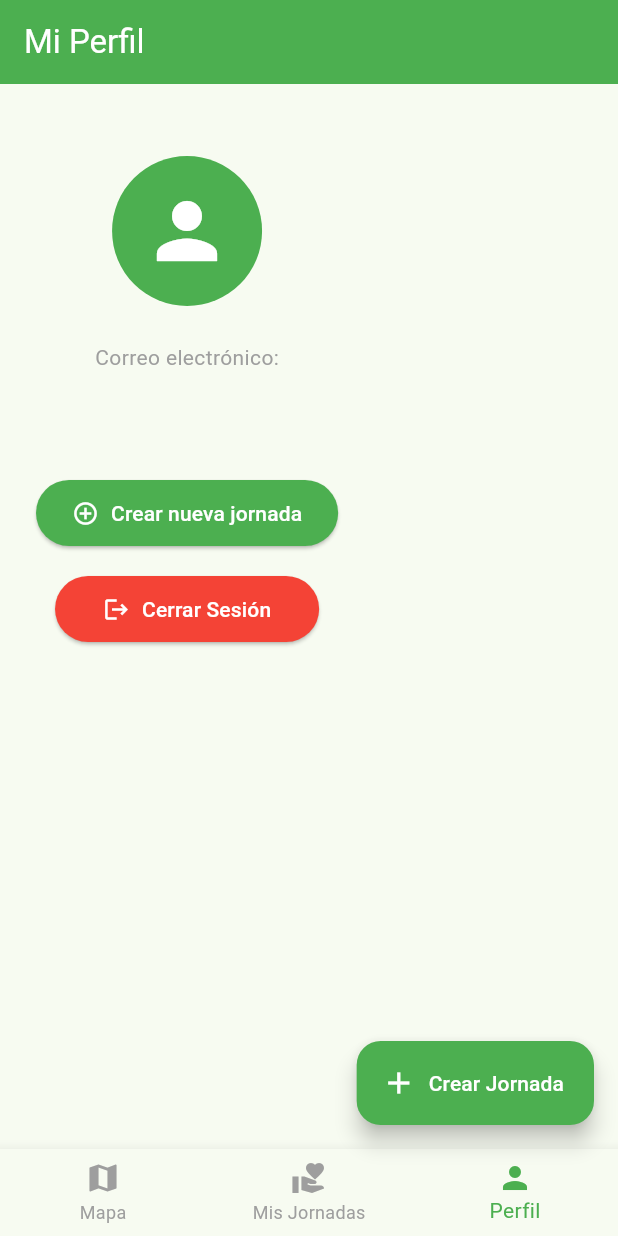
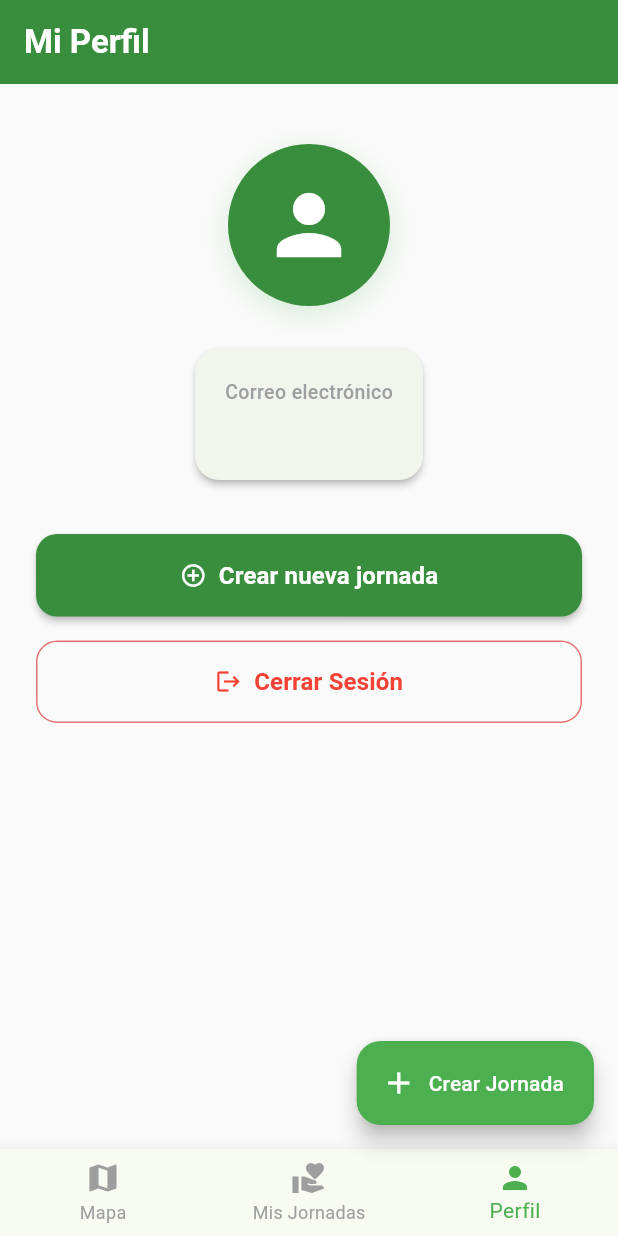
Before and after one commit to PetterAven/CausApp, a Flutter app: the screen it shows once a user with an empty profile is signed in, item 3 of the bottom bar chosen, after a tap on "Cerrar Sesión", on a phone screen of 412 x 824 dp. Run offline on Flutter 3.47's test engine with Material 3 defaults, Android fonts, the phone set to English and light mode, and no system bars; our stand-ins replace flutter_riverpod, geolocator, google_maps_flutter, supabase_flutter; accounts and stored records are empty.

Commit message:
feat: upgrade UI design for LoginScreen and PerfilScreen with modern Material 3 cards and styling

```diff
--- a/lib/screens/login_screen.dart
+++ b/lib/screens/login_screen.dart
@@ -2,8 +2,6 @@ import 'package:flutter/material.dart';
 import 'package:flutter_riverpod/flutter_riverpod.dart';
 import '../controllers/auth_controller.dart';
 
-// ConsumerStatefulWidget nos permite mantener estado local (inputs, loading, modo login/registro)
-// y a la vez escuchar/leer providers de Riverpod usando `ref`.
 class LoginScreen extends ConsumerStatefulWidget {
   const LoginScreen({super.key});
 
@@ -12,25 +10,18 @@ class LoginScreen extends ConsumerStatefulWidget {
 }
 
 class _LoginScreenState extends ConsumerState<LoginScreen> {
-  // Controladores para capturar el texto de los inputs de email y contraseña
   final _emailController = TextEditingController();
   final _passwordController = TextEditingController();
-
-  // Bandera para saber si estamos en modo Login (true) o Registro (false)
   bool _isLoginMode = true;
-
-  // Bandera para mostrar el indicador de carga (loading)
   bool _isLoading = false;
 
   @override
   void dispose() {
-    // Es importante liberar los controladores cuando el widget se destruye
     _emailController.dispose();
     _passwordController.dispose();
     super.dispose();
   }
 
-  // Método para manejar el envío del formulario (Iniciar sesión o Registrarse)
   Future<void> _submit() async {
     final email = _emailController.text.trim();
     final password = _passwordController.text.trim();
@@ -42,43 +33,34 @@ class _LoginScreenState extends ConsumerState<LoginScreen> {
       return;
     }
 
-    setState(() {
-      _isLoading = true;
-    });
+    setState(() => _isLoading = true);
 
     try {
       final authController = ref.read(authControllerProvider);
-
       if (_isLoginMode) {
-        // Lógica de inicio de sesión
         await authController.signIn(email: email, password: password);
       } else {
-        // Lógica de registro
         await authController.signUp(email: email, password: password);
         if (mounted) {
           ScaffoldMessenger.of(context).showSnackBar(
             const SnackBar(content: Text('¡Cuenta creada con éxito! Ya puedes iniciar sesión.')),
           );
-          setState(() {
-            _isLoginMode = true; // Cambiar a vista de login tras registrarse
-          });
+          setState(() => _isLoginMode = true);
         }
       }
     } catch (e) {
-      // Manejo de errores mostrando un SnackBar como se solicitó
       if (mounted) {
         ScaffoldMessenger.of(context).showSnackBar(
           SnackBar(
             content: Text(e.toString()),
-            backgroundColor: Colors.red,
+            backgroundColor: Colors.red.shade600,
+            behavior: SnackBarBehavior.floating,
           ),
         );
       }
     } finally {
       if (mounted) {
-        setState(() {
-          _isLoading = false;
-        });
+        setState(() => _isLoading = false);
       }
     }
   }
@@ -86,87 +68,139 @@ class _LoginScreenState extends ConsumerState<LoginScreen> {
   @override
   Widget build(BuildContext context) {
     return Scaffold(
-      appBar: AppBar(
-        title: Text(_isLoginMode ? 'Iniciar Sesión - CausApp' : 'Crear Cuenta - CausApp'),
-        backgroundColor: Colors.green,
-        foregroundColor: Colors.white,
-      ),
-      body: Padding(
-        padding: const EdgeInsets.all(24.0),
+      backgroundColor: Colors.grey.shade50,
+      body: SafeArea(
         child: Center(
           child: SingleChildScrollView(
+            padding: const EdgeInsets.all(24.0),
             child: Column(
               mainAxisAlignment: MainAxisAlignment.center,
               crossAxisAlignment: CrossAxisAlignment.stretch,
               children: [
-                // Icono decorativo de la app
-                const Icon(
+                Container(
+                  alignment: Alignment.center,
+                  child: Container(
+                    padding: const EdgeInsets.all(20),
+                    decoration: BoxDecoration(
+                      color: Colors.green.shade50,
+                      shape: BoxShape.circle,
+                    ),
+                    child: Icon(
                       Icons.volunteer_activism,
-                  size: 80,
-                  color: Colors.green,
+                      size: 64,
+                      color: Colors.green.shade700,
                     ),
-                const SizedBox(height: 24),
-
-                // Campo de texto para el Correo electrónico
+                  ),
+                ),
+                const SizedBox(height: 16),
+                Text(
+                  'CausApp',
+                  textAlign: TextAlign.center,
+                  style: TextStyle(
+                    fontSize: 32,
+                    fontWeight: FontWeight.bold,
+                    color: Colors.green.shade800,
+                    letterSpacing: 0.5,
+                  ),
+                ),
+                const SizedBox(height: 8),
+                Text(
+                  _isLoginMode
+                      ? '¡Bienvenido! Inicia sesión para continuar.'
+                      : 'Únete y sé parte del cambio comunitario.',
+                  textAlign: TextAlign.center,
+                  style: TextStyle(fontSize: 14, color: Colors.grey.shade600),
+                ),
+                const SizedBox(height: 32),
+                Card(
+                  elevation: 3,
+                  shadowColor: Colors.black12,
+                  shape: RoundedRectangleBorder(borderRadius: BorderRadius.circular(20)),
+                  child: Padding(
+                    padding: const EdgeInsets.all(24.0),
+                    child: Column(
+                      children: [
                         TextField(
                           controller: _emailController,
                           keyboardType: TextInputType.emailAddress,
-                  decoration: const InputDecoration(
+                          decoration: InputDecoration(
                             labelText: 'Correo electrónico',
-                    border: OutlineInputBorder(),
-                    prefixIcon: Icon(Icons.email),
+                            prefixIcon: Icon(Icons.email_outlined, color: Colors.green.shade700),
+                            border: OutlineInputBorder(
+                              borderRadius: BorderRadius.circular(14),
+                            ),
+                            enabledBorder: OutlineInputBorder(
+                              borderRadius: BorderRadius.circular(14),
+                              borderSide: BorderSide(color: Colors.grey.shade300),
+                            ),
                           ),
                         ),
                         const SizedBox(height: 16),
-
-                // Campo de texto para la Contraseña
                         TextField(
                           controller: _passwordController,
-                  obscureText: true, // Ocultar caracteres de la contraseña
-                  decoration: const InputDecoration(
+                          obscureText: true,
+                          decoration: InputDecoration(
                             labelText: 'Contraseña',
-                    border: OutlineInputBorder(),
-                    prefixIcon: Icon(Icons.lock),
+                            prefixIcon: Icon(Icons.lock_outline, color: Colors.green.shade700),
+                            border: OutlineInputBorder(
+                              borderRadius: BorderRadius.circular(14),
+                            ),
+                            enabledBorder: OutlineInputBorder(
+                              borderRadius: BorderRadius.circular(14),
+                              borderSide: BorderSide(color: Colors.grey.shade300),
+                            ),
                           ),
                         ),
                         const SizedBox(height: 24),
-
-                // Botón principal (Iniciar sesión o Registrarse)
-                ElevatedButton(
+                        SizedBox(
+                          width: double.infinity,
+                          child: ElevatedButton(
                             onPressed: _isLoading ? null : _submit,
                             style: ElevatedButton.styleFrom(
-                    backgroundColor: Colors.green,
+                              backgroundColor: Colors.green.shade700,
                               foregroundColor: Colors.white,
                               padding: const EdgeInsets.symmetric(vertical: 16),
+                              shape: RoundedRectangleBorder(
+                                borderRadius: BorderRadius.circular(14),
+                              ),
+                              elevation: 2,
                             ),
                             child: _isLoading
                                 ? const SizedBox(
-                          height: 20,
-                          width: 20,
+                                    height: 22,
+                                    width: 22,
                                     child: CircularProgressIndicator(
                                       color: Colors.white,
-                            strokeWidth: 2,
+                                      strokeWidth: 2.5,
                                     ),
                                   )
                                 : Text(
                                     _isLoginMode ? 'Iniciar sesión' : 'Crear cuenta',
-                          style: const TextStyle(fontSize: 16),
+                                    style: const TextStyle(
+                                      fontSize: 16,
+                                      fontWeight: FontWeight.bold,
                                     ),
                                   ),
-                const SizedBox(height: 16),
-
-                // Botón/link para alternar entre iniciar sesión y crear cuenta
+                          ),
+                        ),
+                      ],
+                    ),
+                  ),
+                ),
+                const SizedBox(height: 24),
                 TextButton(
                   onPressed: () {
-                    setState(() {
-                      _isLoginMode = !_isLoginMode;
-                    });
+                    setState(() => _isLoginMode = !_isLoginMode);
                   },
                   child: Text(
                     _isLoginMode
-                        ? '¿No tienes cuenta? Crear cuenta'
-                        : '¿Ya tienes cuenta? Iniciar sesión',
-                    style: const TextStyle(color: Colors.green),
+                        ? '¿No tienes cuenta? Regístrate aquí'
+                        : '¿Ya tienes cuenta? Inicia sesión',
+                    style: TextStyle(
+                      color: Colors.green.shade800,
+                      fontWeight: FontWeight.w600,
+                      fontSize: 15,
+                    ),
                   ),
                 ),
               ],
--- a/lib/screens/perfil_screen.dart
+++ b/lib/screens/perfil_screen.dart
@@ -12,34 +12,63 @@ class PerfilScreen extends ConsumerWidget {
     final authController = ref.watch(authControllerProvider);
 
     return Scaffold(
+      backgroundColor: Colors.grey.shade50,
       appBar: AppBar(
-        title: const Text('Mi Perfil'),
-        backgroundColor: Colors.green,
+        title: const Text('Mi Perfil', style: TextStyle(fontWeight: FontWeight.bold)),
+        backgroundColor: Colors.green.shade700,
         foregroundColor: Colors.white,
+        elevation: 0,
       ),
-      body: Padding(
+      body: SingleChildScrollView(
         padding: const EdgeInsets.all(24.0),
         child: Column(
           crossAxisAlignment: CrossAxisAlignment.center,
           children: [
-            const SizedBox(height: 24),
-            const CircleAvatar(
-              radius: 50,
-              backgroundColor: Colors.green,
-              child: Icon(Icons.person, size: 60, color: Colors.white),
+            const SizedBox(height: 16),
+            // Avatar con sombra y diseño moderno
+            Container(
+              decoration: BoxDecoration(
+                shape: BoxShape.circle,
+                boxShadow: [
+                  BoxShadow(
+                    color: Colors.green.withOpacity(0.2),
+                    blurRadius: 15,
+                    offset: const Offset(0, 5),
+                  ),
+                ],
+              ),
+              child: CircleAvatar(
+                radius: 54,
+                backgroundColor: Colors.green.shade700,
+                child: const Icon(Icons.person, size: 64, color: Colors.white),
+              ),
             ),
             const SizedBox(height: 24),
+            Card(
+              elevation: 2,
+              shape: RoundedRectangleBorder(borderRadius: BorderRadius.circular(16)),
+              child: Padding(
+                padding: const EdgeInsets.all(20.0),
+                child: Column(
+                  children: [
                     const Text(
-              'Correo electrónico:',
-              style: TextStyle(fontSize: 14, color: Colors.grey),
+                      'Correo electrónico',
+                      style: TextStyle(fontSize: 13, color: Colors.grey, fontWeight: FontWeight.w500),
                     ),
-            const SizedBox(height: 4),
+                    const SizedBox(height: 6),
                     Text(
                       user?.email ?? 'No autenticado',
-              style: const TextStyle(fontSize: 18, fontWeight: FontWeight.bold),
+                      style: const TextStyle(fontSize: 16, fontWeight: FontWeight.bold),
+                      textAlign: TextAlign.center,
                     ),
-            const SizedBox(height: 40),
-            ElevatedButton.icon(
+                  ],
+                ),
+              ),
+            ),
+            const SizedBox(height: 32),
+            SizedBox(
+              width: double.infinity,
+              child: ElevatedButton.icon(
                 onPressed: () {
                   Navigator.push(
                     context,
@@ -47,15 +76,20 @@ class PerfilScreen extends ConsumerWidget {
                   );
                 },
                 icon: const Icon(Icons.add_circle_outline),
-              label: const Text('Crear nueva jornada'),
+                label: const Text('Crear nueva jornada', style: TextStyle(fontSize: 16, fontWeight: FontWeight.bold)),
                 style: ElevatedButton.styleFrom(
-                backgroundColor: Colors.green,
+                  backgroundColor: Colors.green.shade700,
                   foregroundColor: Colors.white,
-                padding: const EdgeInsets.symmetric(horizontal: 24, vertical: 12),
+                  padding: const EdgeInsets.symmetric(vertical: 16),
+                  shape: RoundedRectangleBorder(borderRadius: BorderRadius.circular(14)),
+                  elevation: 2,
+                ),
               ),
             ),
             const SizedBox(height: 16),
-            ElevatedButton.icon(
+            SizedBox(
+              width: double.infinity,
+              child: OutlinedButton.icon(
                 onPressed: () async {
                   try {
                     await authController.signOut();
@@ -67,12 +101,13 @@ class PerfilScreen extends ConsumerWidget {
                     }
                   }
                 },
-              icon: const Icon(Icons.logout),
-              label: const Text('Cerrar Sesión'),
-              style: ElevatedButton.styleFrom(
-                backgroundColor: Colors.red,
-                foregroundColor: Colors.white,
-                padding: const EdgeInsets.symmetric(horizontal: 32, vertical: 12),
+                icon: const Icon(Icons.logout, color: Colors.red),
+                label: const Text('Cerrar Sesión', style: TextStyle(fontSize: 16, fontWeight: FontWeight.bold, color: Colors.red)),
+                style: OutlinedButton.styleFrom(
+                  side: BorderSide(color: Colors.red.shade300),
+                  padding: const EdgeInsets.symmetric(vertical: 16),
+                  shape: RoundedRectangleBorder(borderRadius: BorderRadius.circular(14)),
+                ),
               ),
             ),
           ],
```
Lines whose indentation alone changed are shown as unchanged.
